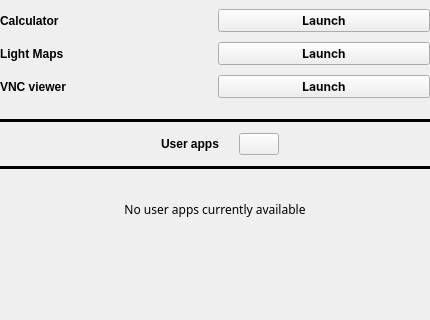
Old version of the form apps.ui in the repository Quill-OS/quill; both pictures show x 0 to 430 and y 224 to 544 of the 430 by 544 pixel window.
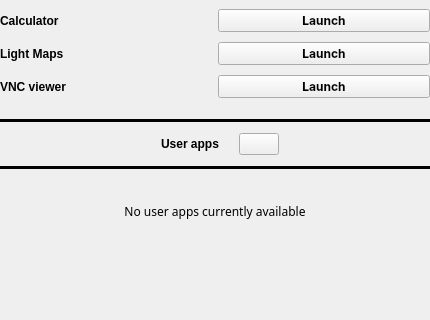
New version of the form.

Commit message: GUI user applications: Miscellanous fixes

```diff
--- a/apps.ui
+++ b/apps.ui
@@ -54,7 +54,7 @@
           <x>0</x>
           <y>-30</y>
           <width>407</width>
-          <height>539</height>
+          <height>541</height>
          </rect>
         </property>
         <layout class="QVBoxLayout" name="verticalLayout_2">
@@ -449,7 +449,7 @@
          <item>
           <layout class="QGridLayout" name="gridLayout_4">
            <property name="topMargin">
-            <number>10</number>
+            <number>12</number>
            </property>
           </layout>
          </item>
```
The commit also changes 2 other files.
